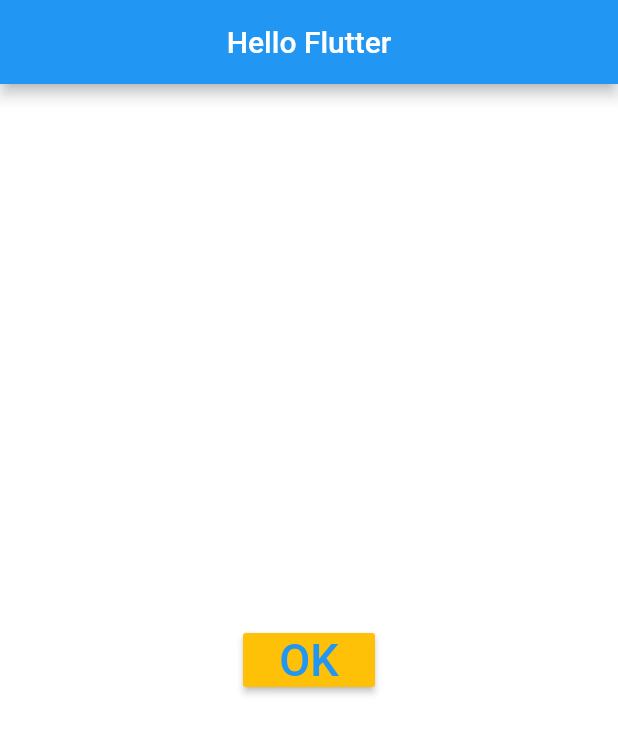
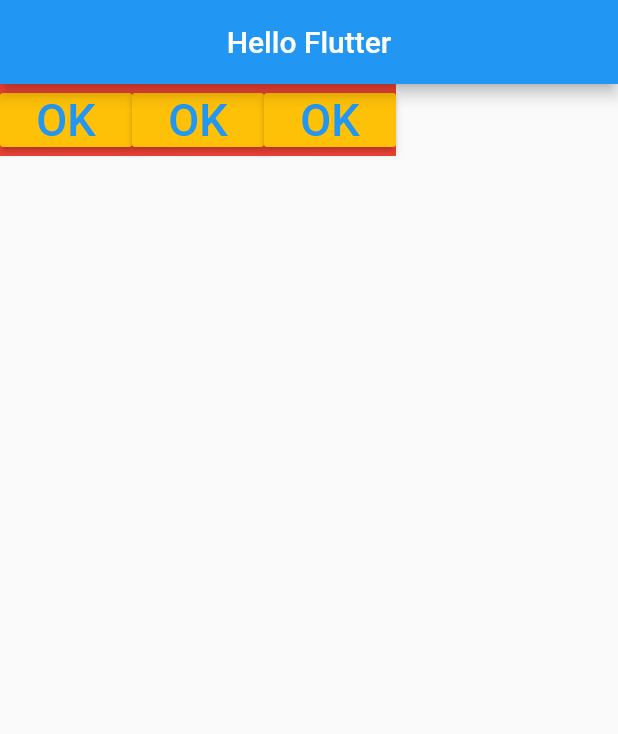
Before and after one commit to LucianoFraga27/Flutter_01_Widgets, a Flutter app: the screen it shows after launch, on a phone screen of 412 x 824 dp. Shown: the top 734 px of the screen. Run offline on Flutter 3.47's test engine with Material 2 defaults, Android fonts, the phone set to English and light mode, and no system bars; missing offline and left inert: dart:ffi.

Commit message:
Row / Column

```diff
--- a/lib/home_page.dart
+++ b/lib/home_page.dart
@@ -17,9 +17,14 @@ class HomePage extends StatelessWidget {
 
   _body() {
     return Container(
-      color: Colors.white,
-      child: Center(
-        child: _button()
+      color: Colors.red,
+      child: Row(
+        mainAxisSize: MainAxisSize.min,
+        children: [
+          _button(),
+          _button(),
+          _button()
+        ],
       )
     );
   }
```
